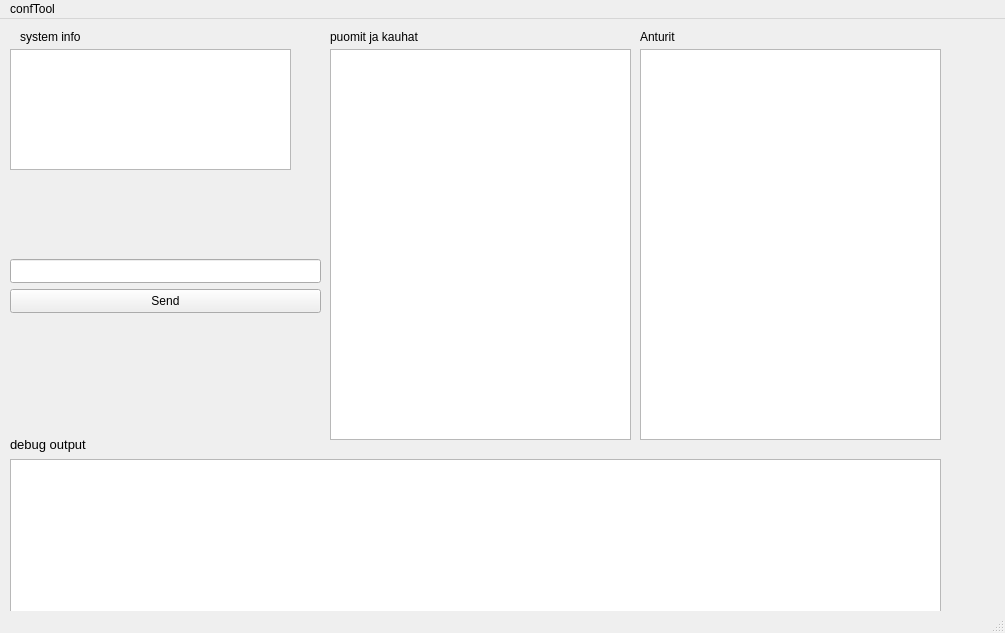
Above: mainwindow.ui from aleksi100/confTool before the change. Below: the same form after it.
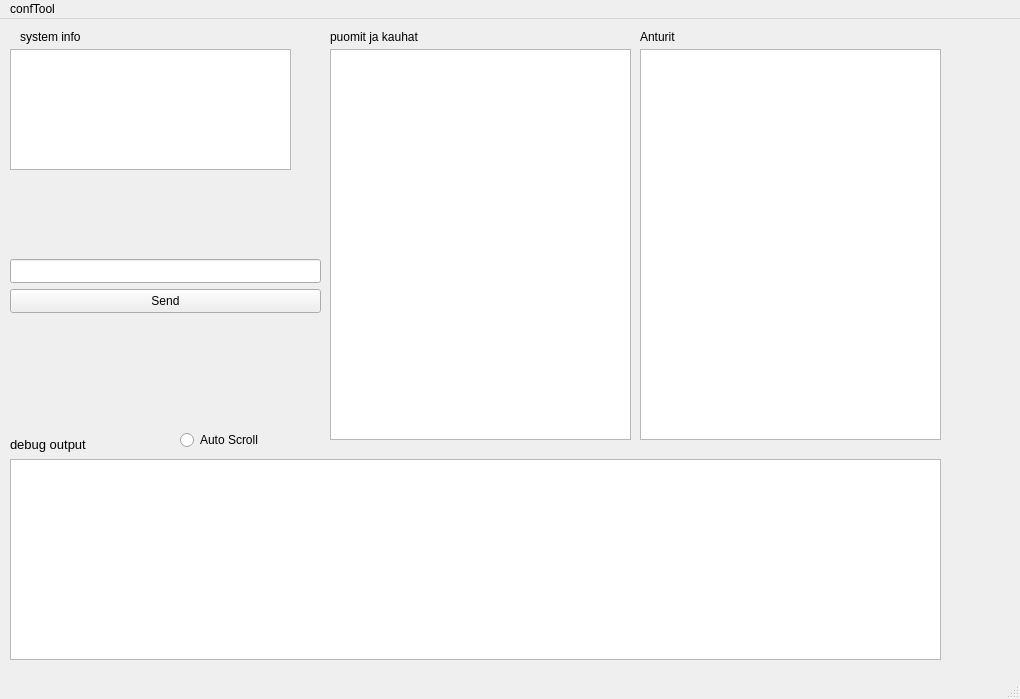
That is the form after the change.

```diff
--- a/mainwindow.ui
+++ b/mainwindow.ui
@@ -6,8 +6,8 @@
    <rect>
     <x>0</x>
     <y>0</y>
-    <width>1005</width>
-    <height>633</height>
+    <width>1020</width>
+    <height>699</height>
    </rect>
   </property>
   <property name="windowTitle">
@@ -188,13 +188,26 @@
      <string>Anturit</string>
     </property>
    </widget>
+   <widget class="QRadioButton" name="autoScroll_radioButton">
+    <property name="geometry">
+     <rect>
+      <x>180</x>
+      <y>410</y>
+      <width>91</width>
+      <height>22</height>
+     </rect>
+    </property>
+    <property name="text">
+     <string>Auto Scroll</string>
+    </property>
+   </widget>
   </widget>
   <widget class="QMenuBar" name="menubar">
    <property name="geometry">
     <rect>
      <x>0</x>
      <y>0</y>
-     <width>1005</width>
+     <width>1020</width>
      <height>21</height>
     </rect>
    </property>
```
